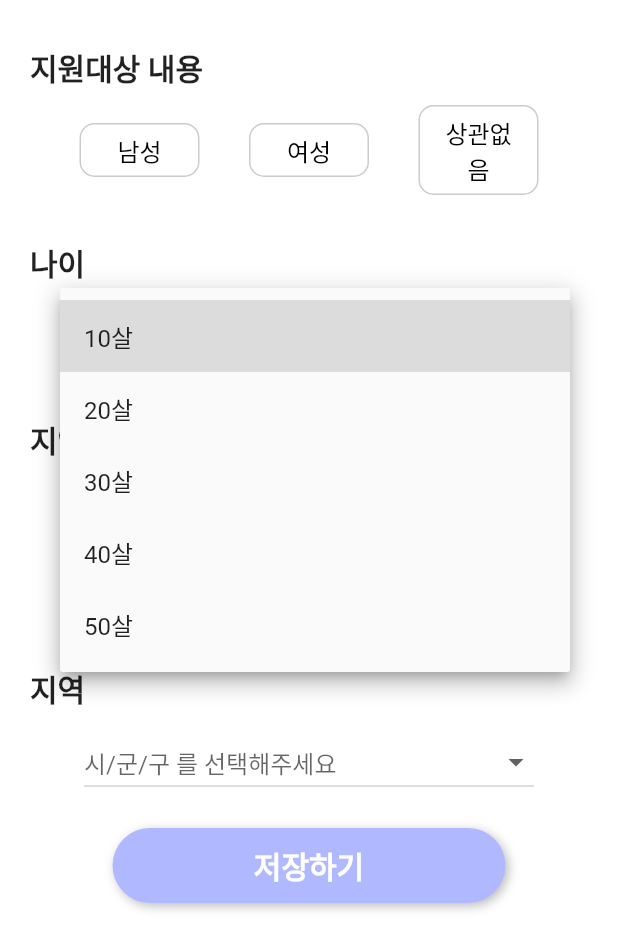
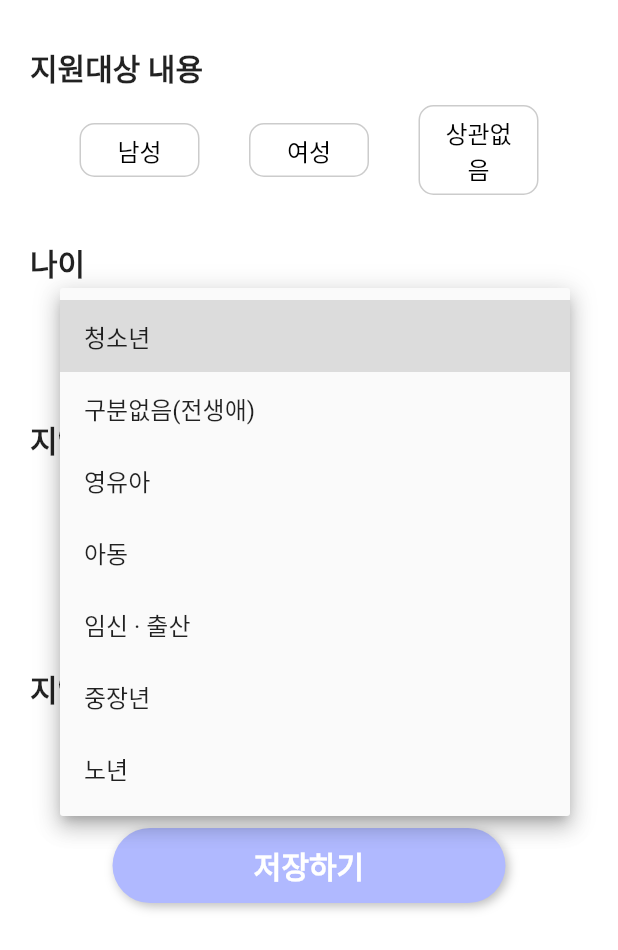
Before and after one commit to ChoiSangwon/bokgPT-client, a Flutter app: the CustomSelect widget shown alone on an empty page, opened directly, after a tap on "연령대를 골라주세요", on a phone screen of 412 x 824 dp. Shown: the top 950 px of the screen. Run offline on Flutter 3.47's test engine with Material 2 defaults, Android fonts, the light colour scheme and no system bars; our stand-ins replace get; Roboto replaces fonts that are missing (pretendard).

Commit message:
feat : 나에게 맞는 맞춤시설 메인화면에 연결

```diff
--- a/lib/main.dart
+++ b/lib/main.dart
@@ -1,4 +1,5 @@
 // import 'package:bokgpt_client/screens/infoscreen/infoscreen.dart';
+import 'package:bokgpt_client/screens/custom/customscreen.dart';
 import 'package:bokgpt_client/screens/detail/detailscreen.dart';
 import 'package:bokgpt_client/screens/info/mainscreen.dart';
 import 'package:bokgpt_client/screens/login/login.dart';
@@ -25,34 +26,36 @@ class MyApp extends StatelessWidget {
           GetPage(name: '/theme', page: () => Themescreen()),
           GetPage(name: '/detail', page: () => DetailScreen()),
           GetPage(name: '/signup', page: () => SignUp()),
-        GetPage(name: '/signin', page: () => SignIn())
+          GetPage(name: '/signin', page: () => SignIn()),
+          GetPage(name: '/custom', page: () => CustomScreen()),
         ],
         theme: ThemeData(
           //   primaryColor: Colors.black,
           //   // primarySwatch: Colors.yellow,
           fontFamily: 'pretendard',
         ),
-      home: Scaffold(
-        // appBar: AppBar(
-        //   backgroundColor: Colors.white,
-        //   title: Row(
-        //     mainAxisAlignment: MainAxisAlignment.center,
-        //     children: const [
-        //       // Image.asset("assets/images/splash.png"),
-        //       // Icon(Icons.bulb)
-        //       Text(
-        //         "bokgPT",
-        //         style: TextStyle(
-        //           color: Colors.black,
-        //           fontWeight: FontWeight.w500,
-        //           fontSize: 22,
-        //         ),
-        //       ),
-        //     ],
-        //   ),
+        home: MainScreen()
+        // Scaffold(
+        //   // appBar: AppBar(
+        //   //   backgroundColor: Colors.white,
+        //   //   title: Row(
+        //   //     mainAxisAlignment: MainAxisAlignment.center,
+        //   //     children: const [
+        //   //       // Image.asset("assets/images/splash.png"),
+        //   //       // Icon(Icons.bulb)
+        //   //       Text(
+        //   //         "bokgPT",
+        //   //         style: TextStyle(
+        //   //           color: Colors.black,
+        //   //           fontWeight: FontWeight.w500,
+        //   //           fontSize: 22,
+        //   //         ),
+        //   //       ),
+        //   //     ],
+        //   //   ),
+        //   // ),
+        //   body: SignIn(),
         // ),
-        body: SignIn(),
-      ),
         );
   }
 }
--- a/lib/screens/custom/customscreen.dart
+++ b/lib/screens/custom/customscreen.dart
@@ -2,9 +2,19 @@ import 'dart:convert';
 
 import 'package:bokgpt_client/widget/widgets.dart';
 import 'package:flutter/material.dart';
-import 'package:flutter/src/widgets/framework.dart';
-import 'package:flutter/src/widgets/placeholder.dart';
+
 import 'package:get/get.dart';
+import '../../states/district.dart';
+
+List<DropdownMenuItem<String>> dropdownItems =
+    seoulDistricts.asMap().entries.map((entry) {
+  int index = entry.key;
+  String district = entry.value;
+  return DropdownMenuItem<String>(
+    value: (index + 2).toString(),
+    child: Text(district),
+  );
+}).toList();
 
 class CustomScreen extends StatefulWidget {
   const CustomScreen({super.key});
@@ -198,24 +208,32 @@ class _CustomSelectState extends State<CustomSelect> {
               },
               items: const [
                 DropdownMenuItem(
-                  value: "10",
-                  child: Text("10살"),
+                  value: '1',
+                  child: Text("청소년"),
                 ),
                 DropdownMenuItem(
-                  value: "20",
-                  child: Text("20살"),
+                  value: "2",
+                  child: Text("구분없음(전생애)"),
                 ),
                 DropdownMenuItem(
-                  value: "30",
-                  child: Text("30살"),
+                  value: "3",
+                  child: Text("영유아"),
                 ),
                 DropdownMenuItem(
-                  value: "40",
-                  child: Text("40살"),
+                  value: "4",
+                  child: Text("아동"),
                 ),
                 DropdownMenuItem(
-                  value: "50",
-                  child: Text("50살"),
+                  value: "5",
+                  child: Text("임신 · 출산"),
+                ),
+                DropdownMenuItem(
+                  value: "6",
+                  child: Text("중장년"),
+                ),
+                DropdownMenuItem(
+                  value: "7",
+                  child: Text("노년"),
                 ),
               ],
             ),
@@ -248,22 +266,6 @@ class _CustomSelectState extends State<CustomSelect> {
                   value: "서울특별시",
                   child: Text("서울특별시"),
                 ),
-                DropdownMenuItem(
-                  value: "인천광역시",
-                  child: Text("인천광역시"),
-                ),
-                DropdownMenuItem(
-                  value: "Item 3",
-                  child: Text("30살"),
-                ),
-                DropdownMenuItem(
-                  value: "Item 4",
-                  child: Text("40살"),
-                ),
-                DropdownMenuItem(
-                  value: "Item 5",
-                  child: Text("50살"),
-                ),
               ],
             ),
           ),
@@ -279,28 +281,7 @@ class _CustomSelectState extends State<CustomSelect> {
                   // print(_selectedSi);
                 });
               },
-              items: const [
-                DropdownMenuItem(
-                  value: "동작구",
-                  child: Text("동작구"),
-                ),
-                DropdownMenuItem(
-                  value: "관악구",
-                  child: Text("관악구"),
-                ),
-                DropdownMenuItem(
-                  value: "Item 3",
-                  child: Text("30살"),
-                ),
-                DropdownMenuItem(
-                  value: "Item 4",
-                  child: Text("40살"),
-                ),
-                DropdownMenuItem(
-                  value: "Item 5",
-                  child: Text("50살"),
-                ),
-              ],
+              items: dropdownItems,
             ),
           ),
           Container(
@@ -328,12 +309,24 @@ class _CustomSelectState extends State<CustomSelect> {
               },
               items: const [
                 DropdownMenuItem(
-                  value: "한부모가정",
-                  child: Text("한부모가정"),
+                  value: "1",
+                  child: Text("다문화·탈북민"),
                 ),
                 DropdownMenuItem(
-                  value: "아오",
-                  child: Text("아오"),
+                  value: "2",
+                  child: Text('한부모·조손'),
+                ),
+                DropdownMenuItem(
+                  value: "3",
+                  child: Text('보훈대상자'),
+                ),
+                DropdownMenuItem(
+                  value: "4",
+                  child: Text('다자녀'),
+                ),
+                DropdownMenuItem(
+                  value: "5",
+                  child: Text('저소득'),
                 ),
               ],
             ),
--- a/lib/screens/info/mainscreen.dart
+++ b/lib/screens/info/mainscreen.dart
@@ -1,11 +1,10 @@
-import 'package:bokgpt_client/screens/theme/themescreen.dart';
 import 'package:bokgpt_client/widget/widgets.dart';
 import 'package:flutter/material.dart';
 import 'package:get/get.dart';
 import "package:bokgpt_client/env/env.dart";
 import 'dart:convert';
 import 'package:http/http.dart' as http;
-import 'package:bokgpt_client/widget/widgets.dart';
+
 import 'package:bokgpt_client/models/themelist.dart';
 
 class MainScreen extends StatefulWidget {
@@ -75,30 +74,32 @@ class _RecommendBokjiState extends State<RecommendBokji> {
         ),
         GestureDetector(
           onTap: () {
-            showDialog(
-                context: context,
-                builder: (context) {
-                  return Dialog(
-                    child: SizedBox(
-                      height: 200,
-                      child: Column(
-                        mainAxisAlignment: MainAxisAlignment.center,
-                        children: const [
-                          Icon(
-                            Icons.warning,
-                            size: 40,
-                          ),
-                          Text(
-                            '아직 서비스 준비중입니다',
-                            style: TextStyle(
-                              fontSize: 22,
-                            ),
-                          ),
-                        ],
-                      ),
-                    ),
-                  );
-                });
+            Get.toNamed('/custom');
+            // Get.toNamed('/signin');
+            // showDialog(
+            //     context: context,
+            //     builder: (context) {
+            //       return Dialog(
+            //         child: SizedBox(
+            //           height: 200,
+            //           child: Column(
+            //             mainAxisAlignment: MainAxisAlignment.center,
+            //             children: const [
+            //               Icon(
+            //                 Icons.warning,
+            //                 size: 40,
+            //               ),
+            //               Text(
+            //                 '아직 서비스 준비중입니다',
+            //                 style: TextStyle(
+            //                   fontSize: 22,
+            //                 ),
+            //               ),
+            //             ],
+            //           ),
+            //         ),
+            //       );
+            //     });
           },
           child: Stack(
             children: [
--- a/lib/screens/login/signIn.dart
+++ b/lib/screens/login/signIn.dart
@@ -196,7 +196,7 @@ class _SignInState extends State<SignIn> {
                               // 성공적으로 요청이 처리됨
                               print('POST 요청이 성공하였습니다.');
                               print('응답 본문: ${response.body}');
-                              Get.toNamed("/");
+                              Get.offAllNamed("/");
                               print("a");
                             } else {
                               // 요청이 실패함
--- a/lib/screens/login/signUp.dart
+++ b/lib/screens/login/signUp.dart
@@ -255,7 +255,7 @@ class _SignUpState extends State<SignUp> {
                         autovalidateMode: AutovalidateMode.always,
                         onSaved: (value) {
                           setState(() {
-                            _password = value as String;
+                            _confirmPassword = value as String;
                           });
                         },
                         validator: (value) {
@@ -544,7 +544,6 @@ class _SignUpState extends State<SignUp> {
                                 _selectedDo == "" ||
                                 _selectedEtc == "") {
                               return showDialog<void>(
-                                //다이얼로그 위젯 소환
                                 context: context,
                                 barrierDismissible:
                                     false, // 다이얼로그 이외의 바탕 눌러도 안꺼지도록 설정
@@ -586,13 +585,6 @@ class _SignUpState extends State<SignUp> {
                                 "locationId": int.parse(_selectedDo),
                                 "lifeCycleId": int.parse(_selectedAge),
                                 "homeTypeId": int.parse(_selectedEtc)
-                                // "email": "aaaaa@naver.com",
-                                // "pad": "string",
-                                // "name": "strinaag",
-                                // "gender": "MALE",
-                                // "locationId": 1,
-                                // "lifeCycleId": 1,
-                                // "homeTypeId": 1
                               };
                               print(data);
 
@@ -609,7 +601,8 @@ class _SignUpState extends State<SignUp> {
                                 // 성공적으로 요청이 처리됨
                                 print('POST 요청이 성공하였습니다.');
                                 print('응답 본문: ${response.body}');
-                                Get.toNamed("/");
+                                // Get.toNamed("/");
+                                Get.off("/signin");
                               } else {
                                 // 요청이 실패함
                                 print('POST 요청이 실패하였습니다.');
```
Lines whose indentation alone changed are shown as unchanged.
